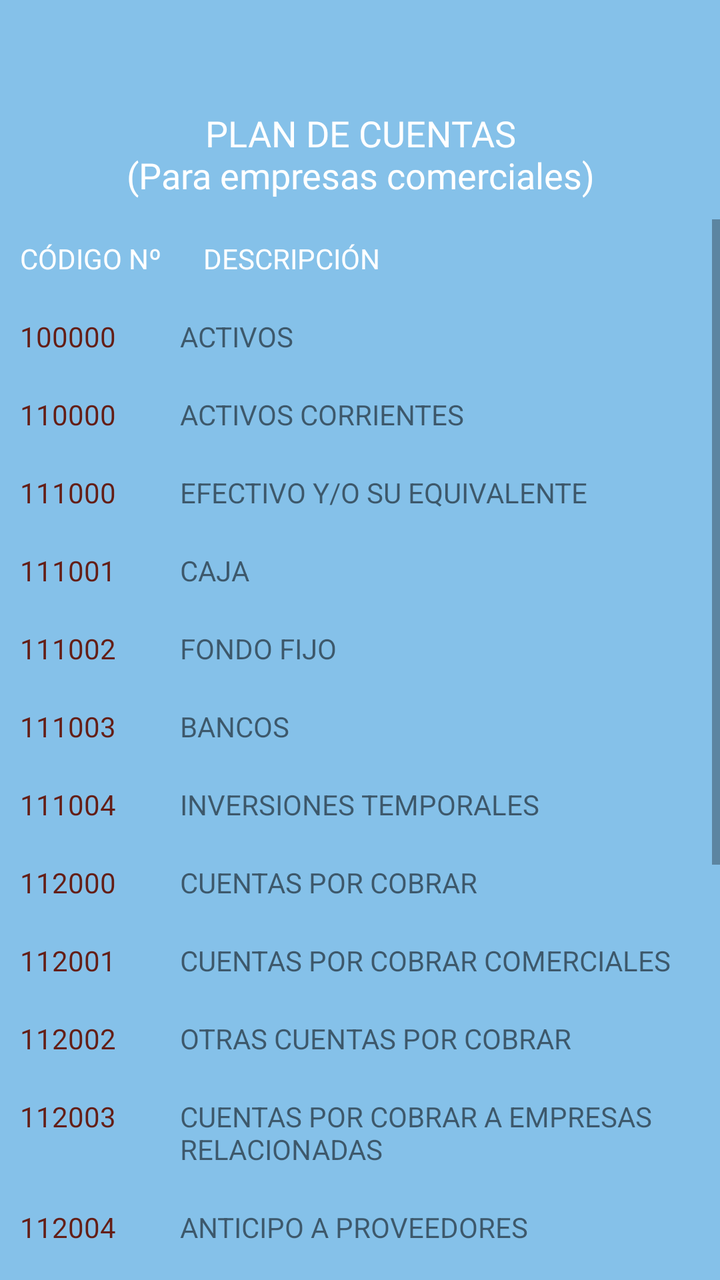
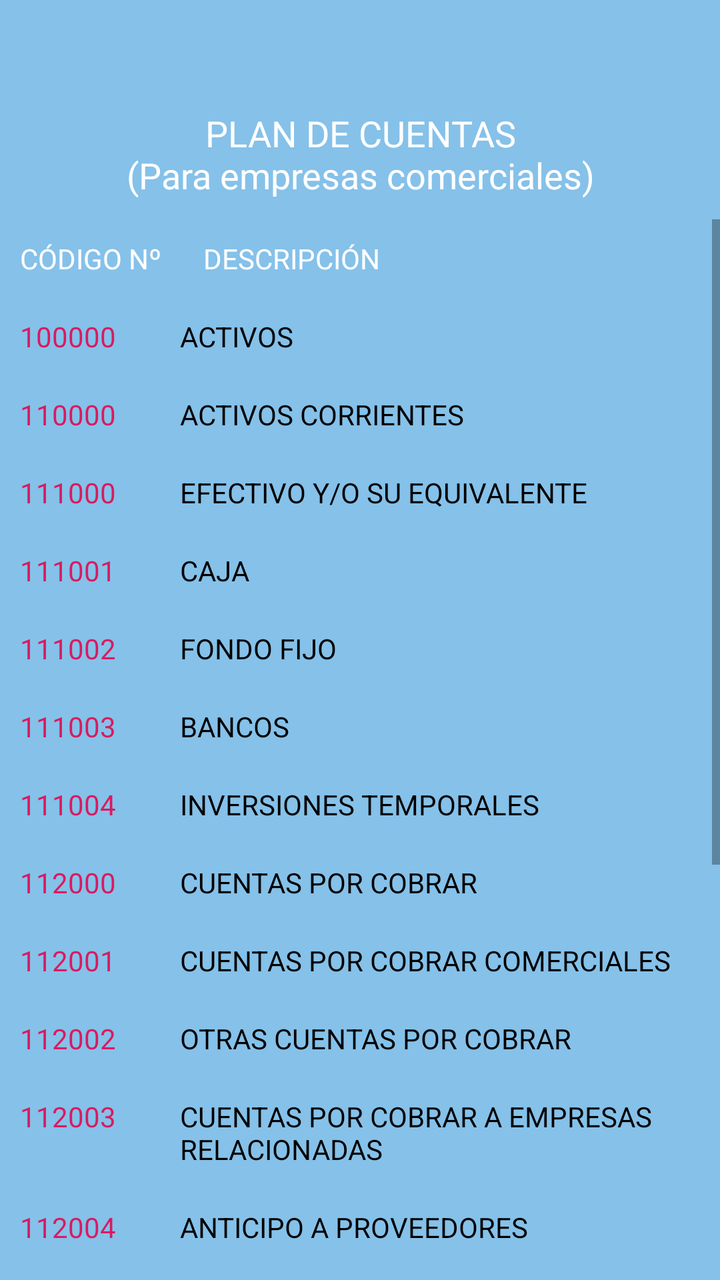

The first picture is an Android layout as it rendered before a commit; the second is the same layout after the commit. The layout source and the unified diff follow.
<!-- AndroidManifest.xml: application theme Theme.ContabilidadBasicaBolivia -->
<!-- res/layout/fragment_profile.xml -->
<LinearLayout xmlns:android="http://schemas.android.com/apk/res/android"
    android:layout_width="match_parent"
    android:layout_height="match_parent"
    android:orientation="vertical"
    android:background="#85C1E9">


    <TextView
        android:layout_width="match_parent"
        android:layout_height="wrap_content"
        android:fontFamily="@font/abril_fatface"
        android:gravity="center"
        android:padding="10dp"
        android:textColor="#FFFFFF"
        android:textSize="18sp"
        android:typeface="serif" />
    
    <TextView
        android:layout_width="match_parent"
        android:layout_height="wrap_content"
        android:fontFamily="@font/abril_fatface"
        android:gravity="center"
        android:padding="10dp"
        android:text="PLAN DE CUENTAS\n(Para empresas comerciales)"
        android:textColor="#FFFFFF"
        android:textSize="18sp"
        android:typeface="serif" />

    
    <ScrollView
        android:layout_width="match_parent"
        android:layout_height="wrap_content">

        
        <ScrollView
            android:layout_width="match_parent"
            android:layout_height="wrap_content">

            <TableLayout
                android:layout_width="match_parent"
                android:layout_height="wrap_content">
                
                <TableRow>

                    <TextView
                        android:layout_width="0dp"
                        android:layout_height="wrap_content"
                        android:layout_weight="1.2"
                        android:fontFamily="@font/archivo_black"
                        android:padding="10dp"
                        android:text="CÓDIGO Nº"
                        android:textColor="#FFFFFF"
                        android:typeface="monospace" />

                    <TextView
                        android:layout_width="0dp"
                        android:layout_height="wrap_content"
                        android:layout_weight="3.5"
                        android:fontFamily="@font/archivo_black"
                        android:padding="10dp"
                        android:textColor="#FFFFFF"
                        android:text="DESCRIPCIÓN"
                        android:typeface="monospace" />
                </TableRow>
                
                <TableRow>
                    <TextView
                        android:layout_width="0dp"
                        android:layout_height="wrap_content"
                        android:layout_weight="1"
                        android:text="100000"
                        android:textColor="#641E16"
                        android:padding="10dp" />
                    <TextView
                        android:layout_width="0dp"
                        android:layout_height="wrap_content"
                        android:layout_weight="3.5"
                        android:text="ACTIVOS"
                        android:padding="10dp" />
                </TableRow>

                
                <TableRow>
                    <TextView
                        android:layout_width="0dp"
                        android:layout_height="wrap_content"
                        android:layout_weight="1"
                        android:text="110000"
                        android:textColor="#641E16"
                        android:padding="10dp" />
                    <TextView
                        android:layout_width="0dp"
                        android:layout_height="wrap_content"
                        android:layout_weight="3.5"
                        android:text="ACTIVOS CORRIENTES"
                        android:padding="10dp" />
                </TableRow>

                <TableRow>
                    <TextView
                        android:layout_width="0dp"
                        android:layout_height="wrap_content"
                        android:layout_weight="1"
                        android:text="111000"
                        android:textColor="#641E16"
                        android:padding="10dp" />
                    <TextView
                        android:layout_width="0dp"
                        android:layout_height="wrap_content"
                        android:layout_weight="3.5"
                        android:text="EFECTIVO Y/O SU EQUIVALENTE"
                        android:padding="10dp" />
                </TableRow>
                
                <TableRow>
                    <TextView
                        android:layout_width="0dp"
                        android:layout_height="wrap_content"
                        android:layout_weight="1"
                        android:text="111001"
                        android:textColor="#641E16"
                        android:padding="10dp" />
                    <TextView
                        android:layout_width="0dp"
                        android:layout_height="wrap_content"
                        android:layout_weight="3.5"
                        android:text="CAJA"
                        android:padding="10dp" />
                </TableRow>

                <TableRow>
                    <TextView
                        android:layout_width="0dp"
                        android:layout_height="wrap_content"
                        android:layout_weight="1"
                        android:text="111002"
                        android:textColor="#641E16"
                        android:padding="10dp" />
                    <TextView
                        android:layout_width="0dp"
                        android:layout_height="wrap_content"
                        android:layout_weight="3.5"
                        android:text="FONDO FIJO"
                        android:padding="10dp" />
                </TableRow>

                <TableRow>
                    <TextView
                        android:layout_width="0dp"
                        android:layout_height="wrap_content"
                        android:layout_weight="1"
                        android:text="111003"
                        android:textColor="#641E16"
                        android:padding="10dp" />
                    <TextView
                        android:layout_width="0dp"
                        android:layout_height="wrap_content"
                        android:layout_weight="3.5"
                        android:text="BANCOS"
                        android:padding="10dp" />
                </TableRow>

                <TableRow>
                    <TextView
                        android:layout_width="0dp"
                        android:layout_height="wrap_content"
                        android:layout_weight="1"
                        android:text="111004"
                        android:textColor="#641E16"
                        android:padding="10dp" />
                    <TextView
                        android:layout_width="0dp"
                        android:layout_height="wrap_content"
                        android:layout_weight="3.5"
                        android:text="INVERSIONES TEMPORALES"
                        android:padding="10dp" />
                </TableRow>

                <TableRow>
                    <TextView
                        android:layout_width="0dp"
                        android:layout_height="wrap_content"
                        android:layout_weight="1"
                        android:text="112000"
                        android:textColor="#641E16"
                        android:padding="10dp" />
                    <TextView
                        android:layout_width="0dp"
                        android:layout_height="wrap_content"
                        android:layout_weight="3.5"
                        android:text="CUENTAS POR COBRAR"
                        android:padding="10dp" />
                </TableRow>
                
                <TableRow>
                    <TextView
                        android:layout_width="0dp"
                        android:layout_height="wrap_content"
                        android:layout_weight="1"
                        android:text="112001"
                        android:textColor="#641E16"
                        android:padding="10dp" />
                    <TextView
                        android:layout_width="0dp"
                        android:layout_height="wrap_content"
                        android:layout_weight="3.5"
                        android:text="CUENTAS POR COBRAR COMERCIALES"
                        android:padding="10dp" />
                </TableRow>

                <TableRow>
                    <TextView
                        android:layout_width="0dp"
                        android:layout_height="wrap_content"
                        android:layout_weight="1"
                        android:text="112002"
                        android:textColor="#641E16"
                        android:padding="10dp" />
                    <TextView
                        android:layout_width="0dp"
                        android:layout_height="wrap_content"
                        android:layout_weight="3.5"
                        android:text="OTRAS CUENTAS POR COBRAR"
                        android:padding="10dp" />
                </TableRow>

                <TableRow>
                    <TextView
                        android:layout_width="0dp"
                        android:layout_height="wrap_content"
                        android:layout_weight="1"
                        android:text="112003"
                        android:textColor="#641E16"
                        android:padding="10dp" />
                    <TextView
                        android:layout_width="0dp"
                        android:layout_height="wrap_content"
                        android:layout_weight="3.5"
                        android:text="CUENTAS POR COBRAR A EMPRESAS RELACIONADAS"
                        android:padding="10dp" />
                </TableRow>

                <TableRow>
                    <TextView
                        android:layout_width="0dp"
                        android:layout_height="wrap_content"
                        android:layout_weight="1"
                        android:text="112004"
                        android:textColor="#641E16"
                        android:padding="10dp" />
                    <TextView
                        android:layout_width="0dp"
                        android:layout_height="wrap_content"
                        android:layout_weight="3.5"
                        android:text="ANTICIPO A PROVEEDORES"
                        android:padding="10dp" />
                </TableRow>
                <LinearLayout
                    android:layout_width="match_parent"
                    android:layout_height="wrap_content"
                    android:orientation="vertical"
                    android:padding="16dp">

                    <Button
                        android:id="@+id/activouno"
                        android:layout_width="match_parent"
                        android:layout_height="wrap_content"
                        android:text="Ver mas de los Activos..."
                        android:textColor="#17202A"
                        android:textSize="18sp"
                        android:theme="@style/button"
                        android:layout_marginBottom="8dp"/>

                    <Button
                        android:id="@+id/pasivos"
                        android:layout_width="match_parent"
                        android:layout_height="wrap_content"
                        android:text="pasivos"
                        android:textColor="#17202A"
                        android:textSize="18sp"
                        android:theme="@style/button1"
                        android:layout_marginBottom="8dp"/>

                    <Button
                        android:id="@+id/patrimonio"
                        android:layout_width="match_parent"
                        android:layout_height="wrap_content"
                        android:text="patrimonio"
                        android:textColor="#000000"
                        android:textSize="18sp"
                        android:theme="@style/button"
                        android:layout_marginBottom="8dp"/>

                    
                    <Button
                        android:id="@+id/ingresos"
                        android:layout_width="match_parent"
                        android:layout_height="wrap_content"
                        android:text="ingresos"
                        android:textColor="#17202A"
                        android:textSize="18sp"
                        android:theme="@style/button1"
                        android:layout_marginBottom="8dp"/>

                    <Button
                        android:id="@+id/egresos"
                        android:layout_width="match_parent"
                        android:layout_height="wrap_content"
                        android:text="egresos"
                        android:textColor="#17202a"
                        android:textSize="18sp"
                        android:theme="@style/button"/>
                    <TextView
                        android:layout_width="match_parent"
                        android:layout_height="wrap_content"
                        android:fontFamily="@font/abril_fatface"
                        android:gravity="center"
                        android:padding="10dp"
                        android:textColor="#FFFFFF"
                        android:textSize="18sp"
                        android:typeface="serif" />
                </LinearLayout>




            </TableLayout>
        </ScrollView>
    </ScrollView>

</LinearLayout>
<!-- resources referenced by this layout -->
<resources>
  <style name="button" parent="Theme.AppCompat.Light.NoActionBar">
          <item name="colorPrimary">@color/pink</item>
          <item name="colorPrimaryVariant">@color/lightGray</item>
          <item name="android:textColorPrimary">@color/navy</item>
          <item name="android:statusBarColor">@color/darkGreen</item>
      </style>
  <style name="button1" parent="Theme.AppCompat.Light.NoActionBar">
          <item name="colorPrimary">@color/red</item>
          <item name="colorPrimaryVariant">@color/lightGray</item>
          <item name="android:textColorPrimary">@color/navy</item>
          <item name="android:statusBarColor">@color/darkGreen</item>
      </style>
  <style name="Theme.ContabilidadBasicaBolivia" parent="Base.Theme.ContabilidadBasicaBolivia" />
  <color name="pink">#F06292</color>
  <color name="lightGray">#D3D3D3</color>
  <color name="navy">#000080</color>
  <color name="darkGreen">#006400</color>
  <color name="red">#5DC1B9</color>
  <style name="Base.Theme.ContabilidadBasicaBolivia" parent="Theme.MaterialComponents.DayNight.NoActionBar">
          
          
          <item name="colorPrimary">@color/white</item>
          <item name="colorPrimaryVariant">@color/black</item>
          <item name="android:textColorPrimary">@color/white</item>
          <item name="android:statusBarColor">@color/red</item>
  
      </style>
  <color name="white">#FFFFFFFF</color>
  <color name="black">#FF000000</color>
</resources>

<!-- the commit's change to res/layout/fragment_profile.xml (unified diff, before → after) -->
@@ -69,13 +69,14 @@
                         android:layout_height="wrap_content"
                         android:layout_weight="1"
                         android:text="100000"
-                        android:textColor="#641E16"
+                        android:textColor="#D81B60"
                         android:padding="10dp" />
                     <TextView
                         android:layout_width="0dp"
                         android:layout_height="wrap_content"
                         android:layout_weight="3.5"
                         android:text="ACTIVOS"
+                        android:textColor="#000000"
                         android:padding="10dp" />
                 </TableRow>
 
@@ -86,13 +87,14 @@
                         android:layout_height="wrap_content"
                         android:layout_weight="1"
                         android:text="110000"
-                        android:textColor="#641E16"
+                        android:textColor="#D81B60"
                         android:padding="10dp" />
                     <TextView
                         android:layout_width="0dp"
                         android:layout_height="wrap_content"
                         android:layout_weight="3.5"
                         android:text="ACTIVOS CORRIENTES"
+                        android:textColor="#000000"
                         android:padding="10dp" />
                 </TableRow>
 
@@ -102,12 +104,13 @@
                         android:layout_height="wrap_content"
                         android:layout_weight="1"
                         android:text="111000"
-                        android:textColor="#641E16"
-                        android:padding="10dp" />
-                    <TextView
-                        android:layout_width="0dp"
-                        android:layout_height="wrap_content"
-                        android:layout_weight="3.5"
+                        android:textColor="#D81B60"
+                        android:padding="10dp" />
+                    <TextView
+                        android:layout_width="0dp"
+                        android:layout_height="wrap_content"
+                        android:layout_weight="3.5"
+                        android:textColor="#000000"
                         android:text="EFECTIVO Y/O SU EQUIVALENTE"
                         android:padding="10dp" />
                 </TableRow>
@@ -118,12 +121,13 @@
                         android:layout_height="wrap_content"
                         android:layout_weight="1"
                         android:text="111001"
-                        android:textColor="#641E16"
-                        android:padding="10dp" />
-                    <TextView
-                        android:layout_width="0dp"
-                        android:layout_height="wrap_content"
-                        android:layout_weight="3.5"
+                        android:textColor="#D81B60"
+                        android:padding="10dp" />
+                    <TextView
+                        android:layout_width="0dp"
+                        android:layout_height="wrap_content"
+                        android:layout_weight="3.5"
+                        android:textColor="#000000"
                         android:text="CAJA"
                         android:padding="10dp" />
                 </TableRow>
@@ -134,12 +138,13 @@
                         android:layout_height="wrap_content"
                         android:layout_weight="1"
                         android:text="111002"
-                        android:textColor="#641E16"
-                        android:padding="10dp" />
-                    <TextView
-                        android:layout_width="0dp"
-                        android:layout_height="wrap_content"
-                        android:layout_weight="3.5"
+                        android:textColor="#D81B60"
+                        android:padding="10dp" />
+                    <TextView
+                        android:layout_width="0dp"
+                        android:layout_height="wrap_content"
+                        android:layout_weight="3.5"
+                        android:textColor="#000000"
                         android:text="FONDO FIJO"
                         android:padding="10dp" />
                 </TableRow>
@@ -150,13 +155,14 @@
                         android:layout_height="wrap_content"
                         android:layout_weight="1"
                         android:text="111003"
-                        android:textColor="#641E16"
+                        android:textColor="#D81B60"
                         android:padding="10dp" />
                     <TextView
                         android:layout_width="0dp"
                         android:layout_height="wrap_content"
                         android:layout_weight="3.5"
                         android:text="BANCOS"
+                        android:textColor="#000000"
                         android:padding="10dp" />
                 </TableRow>
 
@@ -166,12 +172,13 @@
                         android:layout_height="wrap_content"
                         android:layout_weight="1"
                         android:text="111004"
-                        android:textColor="#641E16"
-                        android:padding="10dp" />
-                    <TextView
-                        android:layout_width="0dp"
-                        android:layout_height="wrap_content"
-                        android:layout_weight="3.5"
+                        android:textColor="#D81B60"
+                        android:padding="10dp" />
+                    <TextView
+                        android:layout_width="0dp"
+                        android:layout_height="wrap_content"
+                        android:layout_weight="3.5"
+                        android:textColor="#000000"
                         android:text="INVERSIONES TEMPORALES"
                         android:padding="10dp" />
                 </TableRow>
@@ -182,12 +189,13 @@
                         android:layout_height="wrap_content"
                         android:layout_weight="1"
                         android:text="112000"
-                        android:textColor="#641E16"
-                        android:padding="10dp" />
-                    <TextView
-                        android:layout_width="0dp"
-                        android:layout_height="wrap_content"
-                        android:layout_weight="3.5"
+                        android:textColor="#D81B60"
+                        android:padding="10dp" />
+                    <TextView
+                        android:layout_width="0dp"
+                        android:layout_height="wrap_content"
+                        android:layout_weight="3.5"
+                        android:textColor="#000000"
                         android:text="CUENTAS POR COBRAR"
                         android:padding="10dp" />
                 </TableRow>
@@ -198,12 +206,13 @@
                         android:layout_height="wrap_content"
                         android:layout_weight="1"
                         android:text="112001"
-                        android:textColor="#641E16"
-                        android:padding="10dp" />
-                    <TextView
-                        android:layout_width="0dp"
-                        android:layout_height="wrap_content"
-                        android:layout_weight="3.5"
+                        android:textColor="#D81B60"
+                        android:padding="10dp" />
+                    <TextView
+                        android:layout_width="0dp"
+                        android:layout_height="wrap_content"
+                        android:layout_weight="3.5"
+                        android:textColor="#000000"
                         android:text="CUENTAS POR COBRAR COMERCIALES"
                         android:padding="10dp" />
                 </TableRow>
@@ -214,12 +223,13 @@
                         android:layout_height="wrap_content"
                         android:layout_weight="1"
                         android:text="112002"
-                        android:textColor="#641E16"
-                        android:padding="10dp" />
-                    <TextView
-                        android:layout_width="0dp"
-                        android:layout_height="wrap_content"
-                        android:layout_weight="3.5"
+                        android:textColor="#D81B60"
+                        android:padding="10dp" />
+                    <TextView
+                        android:layout_width="0dp"
+                        android:layout_height="wrap_content"
+                        android:layout_weight="3.5"
+                        android:textColor="#000000"
                         android:text="OTRAS CUENTAS POR COBRAR"
                         android:padding="10dp" />
                 </TableRow>
@@ -230,12 +240,13 @@
                         android:layout_height="wrap_content"
                         android:layout_weight="1"
                         android:text="112003"
-                        android:textColor="#641E16"
-                        android:padding="10dp" />
-                    <TextView
-                        android:layout_width="0dp"
-                        android:layout_height="wrap_content"
-                        android:layout_weight="3.5"
+                        android:textColor="#D81B60"
+                        android:padding="10dp" />
+                    <TextView
+                        android:layout_width="0dp"
+                        android:layout_height="wrap_content"
+                        android:layout_weight="3.5"
+                        android:textColor="#000000"
                         android:text="CUENTAS POR COBRAR A EMPRESAS RELACIONADAS"
                         android:padding="10dp" />
                 </TableRow>
@@ -246,12 +257,13 @@
                         android:layout_height="wrap_content"
                         android:layout_weight="1"
                         android:text="112004"
-                        android:textColor="#641E16"
-                        android:padding="10dp" />
-                    <TextView
-                        android:layout_width="0dp"
-                        android:layout_height="wrap_content"
-                        android:layout_weight="3.5"
+                        android:textColor="#D81B60"
+                        android:padding="10dp" />
+                    <TextView
+                        android:layout_width="0dp"
+                        android:layout_height="wrap_content"
+                        android:layout_weight="3.5"
+                        android:textColor="#000000"
                         android:text="ANTICIPO A PROVEEDORES"
                         android:padding="10dp" />
                 </TableRow>
@@ -268,7 +280,7 @@
                         android:text="Ver mas de los Activos..."
                         android:textColor="#17202A"
                         android:textSize="18sp"
-                        android:theme="@style/button"
+                        android:theme="@style/button3"
                         android:layout_marginBottom="8dp"/>
 
                     <Button
@@ -278,7 +290,7 @@
                         android:text="pasivos"
                         android:textColor="#17202A"
                         android:textSize="18sp"
-                        android:theme="@style/button1"
+                        android:theme="@style/button4"
                         android:layout_marginBottom="8dp"/>
 
                     <Button
@@ -288,7 +300,7 @@
                         android:text="patrimonio"
                         android:textColor="#000000"
                         android:textSize="18sp"
-                        android:theme="@style/button"
+                        android:theme="@style/button5"
                         android:layout_marginBottom="8dp"/>
 
                     
@@ -299,7 +311,7 @@
                         android:text="ingresos"
                         android:textColor="#17202A"
                         android:textSize="18sp"
-                        android:theme="@style/button1"
+                        android:theme="@style/button6"
                         android:layout_marginBottom="8dp"/>
 
                     <Button
<!-- resource entries referenced after the edit -->
@@ -6,17 +6,30 @@
           <item name="android:textColorPrimary">@color/navy</item>
           <item name="android:statusBarColor">@color/darkGreen</item>
       </style>
-  <style name="button1" parent="Theme.AppCompat.Light.NoActionBar">
-          <item name="colorPrimary">@color/red</item>
+  <style name="button3" parent="Theme.AppCompat.Light.NoActionBar">
+          <item name="colorPrimary">@color/naranja</item>
           <item name="colorPrimaryVariant">@color/lightGray</item>
           <item name="android:textColorPrimary">@color/navy</item>
           <item name="android:statusBarColor">@color/darkGreen</item>
+      </style>
+  <style name="button4" parent="Theme.AppCompat.Light.NoActionBar">
+          <item name="colorPrimary">@color/Coral</item>
+      </style>
+  <style name="button5" parent="Theme.AppCompat.Light.NoActionBar">
+          <item name="colorPrimary">@color/Lila</item>
+      </style>
+  <style name="button6" parent="Theme.AppCompat.Light.NoActionBar">
+          <item name="colorPrimary">@color/Turquesa</item>
       </style>
   <style name="Theme.ContabilidadBasicaBolivia" parent="Base.Theme.ContabilidadBasicaBolivia" />
   <color name="pink">#F06292</color>
   <color name="lightGray">#D3D3D3</color>
   <color name="navy">#000080</color>
   <color name="darkGreen">#006400</color>
+  <color name="naranja">#F4D03F</color>
+  <color name="Coral">#FF6F61</color>
+  <color name="Lila">#E6E6FA</color>
+  <color name="Turquesa">#00CED1</color>
   <color name="red">#5DC1B9</color>
   <style name="Base.Theme.ContabilidadBasicaBolivia" parent="Theme.MaterialComponents.DayNight.NoActionBar">
           
